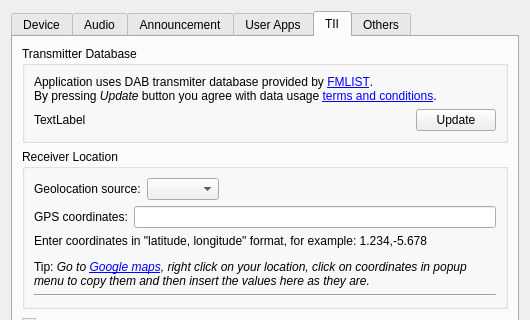
The window that gui/setupdialog.ui (KejPi/AbracaDABra) describes before a commit, drawn with Qt 5; both pictures show x 0 to 530 and y 0 to 320 of the 530 by 634 pixel window.
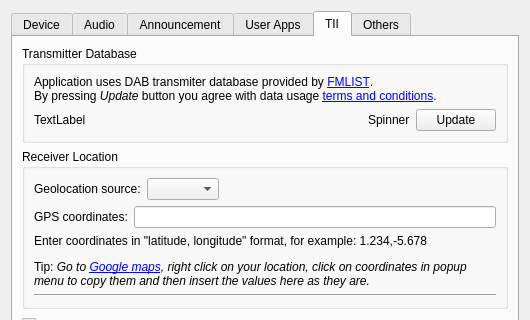
The same window after the commit. The open tabs and pages were chosen to show the change. Custom widgets are drawn as their Qt base class.

Commit message: feat: Spinner added while FM list database is loaded

```diff
--- a/gui/setupdialog.ui
+++ b/gui/setupdialog.ui
@@ -1675,6 +1675,13 @@
               </property>
              </spacer>
             </item>
+            <item>
+             <widget class="QLabel" name="spinnerLabel">
+              <property name="text">
+               <string notr="true">Spinner</string>
+              </property>
+             </widget>
+            </item>
             <item>
              <widget class="QPushButton" name="updateDbButton">
               <property name="text">
```
Left out of the diff: 2 changed lines with no effect on the pictures. The commit also changes 6 other files.
